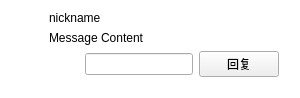
Before: the Qt Designer form notification/notificationcard.ui in iwxyi/CatlikeQQ, drawn with Qt 5.
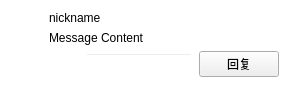
After: the same form once the commit is applied. Custom widgets are drawn as their Qt base class.

Diff of the .ui file:
```diff
--- a/notification/notificationcard.ui
+++ b/notification/notificationcard.ui
@@ -94,7 +94,17 @@
       </spacer>
      </item>
      <item>
-      <widget class="ReplyEdit" name="messageEdit"/>
+      <widget class="ReplyEdit" name="messageEdit">
+       <property name="styleSheet">
+        <string notr="true">QLineEdit
+{
+	background: transparent;
+}</string>
+       </property>
+       <property name="frame">
+        <bool>true</bool>
+       </property>
+      </widget>
      </item>
      <item>
       <widget class="InteractiveButtonBase" name="replyButton">
```
